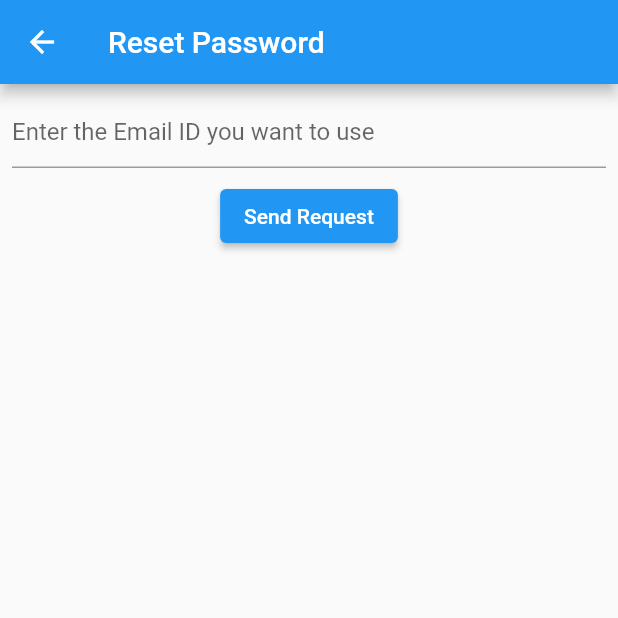
After one commit to Season-of-Code-2022-MDG-Space/samadhan, a Flutter app: the ForgotPassword screen opened by its route, on a phone screen of 412 x 824 dp, the top half of it. The commit adds this screen. Run offline on Flutter 3.47's test engine with Material 2 defaults, Android fonts, the phone set to English and light mode, and no system bars; our stand-ins replace cloud_firestore, firebase_auth, firebase_core, fluttertoast; accounts and stored records are empty.

Commit message:
Implements the Reset Password feature.

```diff
--- /dev/null
+++ b/lib/SCREENS/forgotpass.dart
@@ -0,0 +1,54 @@
+// ignore_for_file: prefer_const_constructors
+
+import 'package:firebase_auth/firebase_auth.dart';
+import 'package:flutter/material.dart';
+import 'package:fluttertoast/fluttertoast.dart';
+
+class ForgotPassword extends StatefulWidget {
+  const ForgotPassword({Key? key}) : super(key: key);
+
+  @override
+  State<ForgotPassword> createState() => _ForgotPasswordState();
+}
+
+class _ForgotPasswordState extends State<ForgotPassword> {
+  String cemail = '';
+  final _auth = FirebaseAuth.instance;
+  @override
+  Widget build(BuildContext context) {
+    return Scaffold(
+      appBar: AppBar(
+        title: Text('Reset Password'),
+      ),
+      body: Column(
+        children: [
+          Padding(
+            padding: const EdgeInsets.all(8.0),
+            child: TextField(
+              keyboardType: TextInputType.emailAddress,
+              decoration: InputDecoration(hintText: 'Enter the Email ID you want to use'),
+              onChanged: (value) {
+                setState(() {
+                  cemail = value;
+                });
+              },
+            ),
+          ),
+          Row(
+            mainAxisAlignment: MainAxisAlignment.spaceAround,
+            children: [
+              ElevatedButton(
+                child: Text('Send Request'),
+                onPressed: () {
+                  _auth.sendPasswordResetEmail(email: cemail);
+                  Fluttertoast.showToast(msg: "Request sent successfully");
+                  Navigator.of(context).pop();
+                },
+              ),
+            ],
+          ),
+        ],
+      ),
+    );
+  }
+}
--- a/lib/main.dart
+++ b/lib/main.dart
@@ -3,6 +3,7 @@ import 'package:firebase_auth/firebase_auth.dart';
 import 'package:flutter/material.dart';
 import 'package:firebase_core/firebase_core.dart';
 import 'package:cloud_firestore/cloud_firestore.dart';
+import 'package:samadhan/screens/forgotpass.dart';
 import 'package:samadhan/screens/login.dart';
 import 'package:samadhan/screens/register.dart';
 import 'package:samadhan/screens/welcome.dart';
@@ -43,6 +44,7 @@ class MyApp extends StatelessWidget {
           'food': (context) => FoodPage(),
           'electricity': (context) => ElectricityPage(),
           'plumbing': (context) => PlumbingPage(),
+          'forgotpass' :(context) => ForgotPassword(),
         },
         title: 'Samadhan',
         theme: ThemeData(
--- a/lib/screens/login.dart
+++ b/lib/screens/login.dart
@@ -113,7 +113,12 @@ class LoginPageState extends State<LoginPage> {
                         ),
                       ),
                       SizedBox(height: 3),
-
+                      TextButton(
+                        onPressed: () {
+                          Navigator.pushNamed(context, 'forgotpass');
+                        },
+                        child: Text('Forgot Password?'),
+                      ),
                       ClipRRect(
                         borderRadius: BorderRadius.circular(15),
                         child: ElevatedButton(
```
